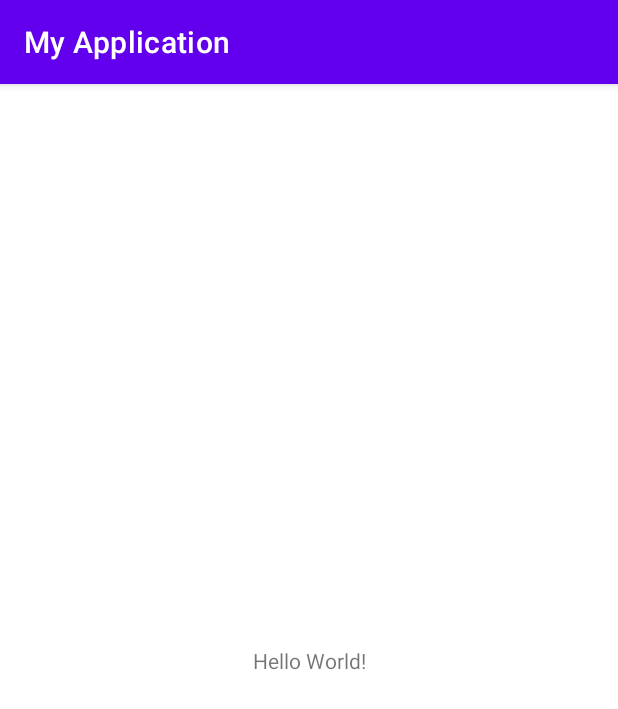
After one commit to liang-yu-ming/Second-Hand-Prediction-App, an Android app: the Choose_pic screen opened directly, with no data from a screen before it, on a phone screen of 412 x 824 dp. The commit adds this screen. Shown: the top 709 px of the screen. Run offline under Robolectric (Android 15) with nearby library versions, the phone set to English and light mode, and no system bars.

```diff
--- a/app/src/main/AndroidManifest.xml
+++ b/app/src/main/AndroidManifest.xml
@@ -3,7 +3,7 @@
     package="com.example.myapplication">
 
     <uses-permission android:name="android.permission.ACCESS_WIFI_STATE" />
-    <uses-permission android:name="android.permission.INTERNET"/>
+    <uses-permission android:name="android.permission.INTERNET" />
 
     <application
         android:allowBackup="true"
@@ -12,6 +12,9 @@
         android:roundIcon="@mipmap/ic_launcher_round"
         android:supportsRtl="true"
         android:theme="@style/Theme.MyApplication">
+        <activity
+            android:name=".Choose_pic"
+            android:exported="false" />
         <activity
             android:name=".Result_second"
             android:exported="false" />
--- /dev/null
+++ b/app/src/main/java/com/example/myapplication/Choose_pic.java
@@ -0,0 +1,14 @@
+package com.example.myapplication;
+
+import androidx.appcompat.app.AppCompatActivity;
+
+import android.os.Bundle;
+
+public class Choose_pic extends AppCompatActivity {
+
+    @Override
+    protected void onCreate(Bundle savedInstanceState) {
+        super.onCreate(savedInstanceState);
+        setContentView(R.layout.activity_choose_pic);
+    }
+}
--- /dev/null
+++ b/app/src/main/res/layout/activity_choose_pic.xml
@@ -0,0 +1,26 @@
+<?xml version="1.0" encoding="utf-8"?>
+<androidx.constraintlayout.widget.ConstraintLayout xmlns:android="http://schemas.android.com/apk/res/android"
+    xmlns:app="http://schemas.android.com/apk/res-auto"
+    xmlns:tools="http://schemas.android.com/tools"
+    android:layout_width="match_parent"
+    android:layout_height="match_parent"
+    tools:context=".Choose_pic">
+
+
+
+<TextView
+    android:layout_width="wrap_content"
+    android:layout_height="wrap_content"
+    android:text="Hello World!"
+    app:layout_constraintBottom_toBottomOf="parent"
+    app:layout_constraintLeft_toLeftOf="parent"
+    app:layout_constraintRight_toRightOf="parent"
+    app:layout_constraintTop_toTopOf="parent" />
+
+<ImageView
+    android:id="@+id/imageView1"
+    android:layout_width="wrap_content"
+    android:layout_height="wrap_content"
+    tools:srcCompat="@tools:sample/backgrounds/scenic" />
+
+</androidx.constraintlayout.widget.ConstraintLayout>
--- a/app/src/main/res/layout/activity_data.xml
+++ b/app/src/main/res/layout/activity_data.xml
@@ -113,6 +113,7 @@
         android:id="@+id/button3"
         android:layout_width="wrap_content"
         android:layout_height="wrap_content"
+        android:onClick="onclickSend"
         android:text="send"
         app:layout_constraintBottom_toBottomOf="parent"
         app:layout_constraintEnd_toEndOf="parent"
```
Also changed, not shown: app/src/main/java/com/example/myapplication/Data.java (+23 -21 lines), app/src/main/java/com/example/myapplication/TCPClient.java (+22 -18 lines).
